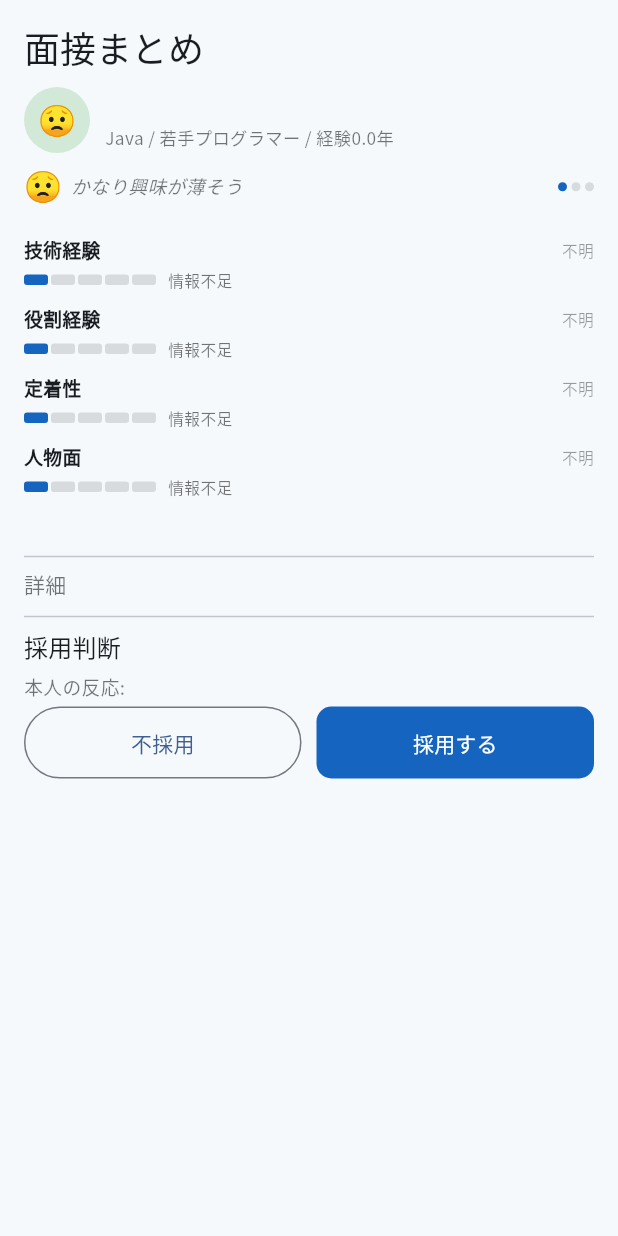
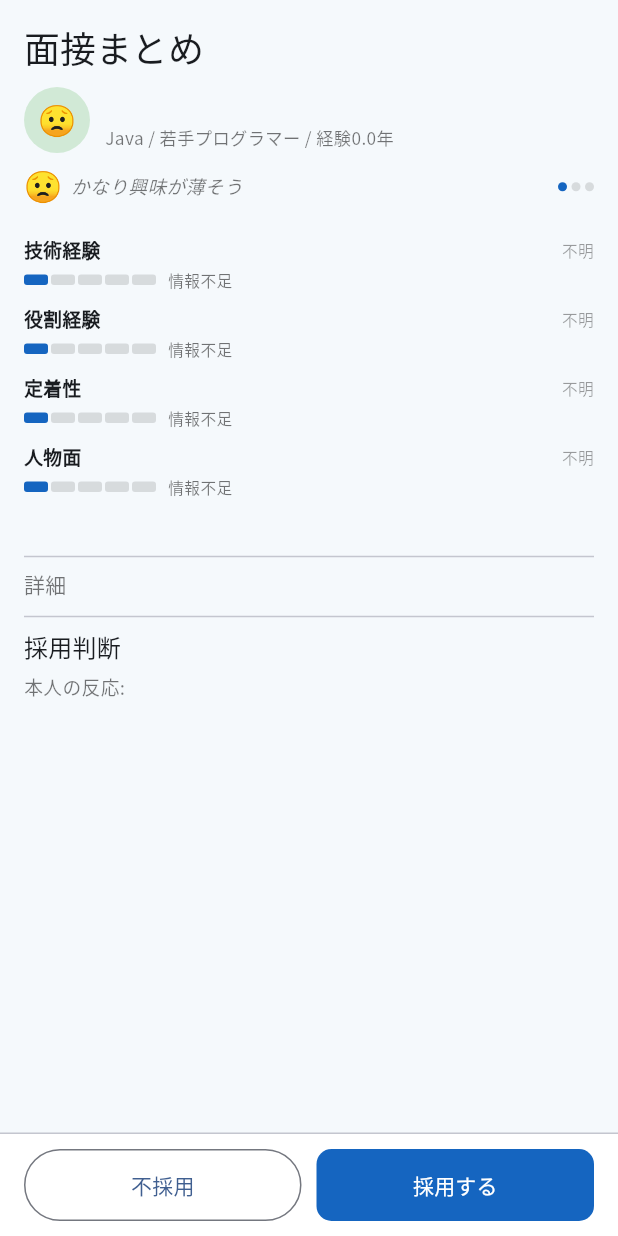
Before and after one commit to perusonao/smile_enjoy_story, a Flutter app: the _Summary widget shown alone on an empty page, opened directly with empty values, on a phone screen of 412 x 824 dp. Run offline on Flutter 3.47's test engine with Material 3 defaults, Android fonts, the phone set to English and light mode, and no system bars; our stand-ins replace shared_preferences; accounts and stored records are empty.

Commit message:
Pin interview-summary decision CTA outside the scrollable list
CI's mobile-webkit run found a real dead-end: the persona header + info
gauge + conclusion chips this release added pushed 採用する/不採用 far
enough down the summary screen that WebKit's accessibility tree didn't
mount them at all at the driver's scroll position (empty button list,
confirmed in the CI logs) — even though a real player could just scroll.
mobile-chromium happened to tolerate the same layout.

Pins the decision row to a fixed footer below the scrollable list in both
recruitment_interview_screen.dart and prologue_interview_screen.dart
(Column + Expanded(ListView) + a bordered bottom bar), so the CTA is
always mounted regardless of scroll position or how long the summary
above it grows — the structural fix, not just less content.

Co-Authored-By: Claude Sonnet 5 <noreply@anthropic.com>
Claude-Session: https://claude.ai/code/session_01QqfMLM6GxUoVEdEV9ugXqB

```diff
--- a/lib/ui/prologue/prologue_interview_screen.dart
+++ b/lib/ui/prologue/prologue_interview_screen.dart
@@ -177,9 +177,18 @@ class _Summary extends StatelessWidget {
   @override
   Widget build(BuildContext context) {
     final assessment = RecommendationEngine.postInterviewAssessment(s);
-    return ListView(
+    // Decision row pinned outside the scrollable list (Playable 0.4C.4
+    // §25-26 fix, mirroring recruitment_interview_screen.dart's identical
+    // fix) — §7/§11/§13 added real vertical content above it, and a plain
+    // trailing row inside the ListView meant the CTA wasn't even mounted
+    // on some renderers (confirmed failing on WebKit in CI: an empty
+    // accessibility button list on this exact screen).
+    return Column(
+      children: [
+        Expanded(
+          child: ListView(
             key: const ValueKey('summary'),
-      padding: const EdgeInsets.fromLTRB(16, 16, 16, 28),
+            padding: const EdgeInsets.fromLTRB(16, 16, 16, 16),
             children: [
               Text('面接まとめ', style: Theme.of(context).textTheme.headlineSmall),
               const SizedBox(height: 10),
@@ -187,9 +196,9 @@ class _Summary extends StatelessWidget {
               const SizedBox(height: 8),
               ReactionLine(companyImpression: s.companyImpression),
               const SizedBox(height: 14),
-        // 結論 (Playable 0.4C.4 §13): visual gauge + per-question chips
-        // first, free-text detail below — same ordering as the regular
-        // recruitment tab's interview summary.
+              // 結論 (Playable 0.4C.4 §13): visual gauge + per-question
+              // chips first, free-text detail below — same ordering as the
+              // regular recruitment tab's interview summary.
               InterviewInfoGauge(session: s),
               const SizedBox(height: 10),
               InterviewConclusionSummary(session: s),
@@ -207,13 +216,22 @@ class _Summary extends StatelessWidget {
               if (assessment.good.isNotEmpty) Text('良い材料\n・${assessment.good.join('\n・')}'),
               if (assessment.cautions.isNotEmpty) Text('注意\n・${assessment.cautions.join('\n・')}'),
               if (s.applicantReaction != null) Padding(padding: const EdgeInsets.only(top: 6), child: Text('本人の反応: ${s.applicantReaction}', style: const TextStyle(fontSize: 12.5, color: Colors.black54))),
-        const SizedBox(height: 4),
-        Row(
+            ],
+          ),
+        ),
+        SafeArea(
+          top: false,
+          child: Container(
+            padding: const EdgeInsets.fromLTRB(16, 10, 16, 10),
+            decoration: BoxDecoration(color: Colors.white, border: Border(top: BorderSide(color: Theme.of(context).colorScheme.outlineVariant))),
+            child: Row(
               children: [
                 Expanded(child: OutlinedButton(style: OutlinedButton.styleFrom(minimumSize: const Size(0, 48)), onPressed: () => _decide(context, InterviewOutcome.rejected), child: const Text('不採用'))),
                 const SizedBox(width: 10),
                 Expanded(child: FilledButton(style: FilledButton.styleFrom(minimumSize: const Size(0, 48)), onPressed: () => _decide(context, InterviewOutcome.hired), child: const Text('採用する'))),
               ],
+            ),
+          ),
         ),
       ],
     );
```
Also changed, not shown: lib/ui/recruitment/recruitment_interview_screen.dart (+27 -6 lines). Lines whose indentation alone changed are shown as unchanged.
